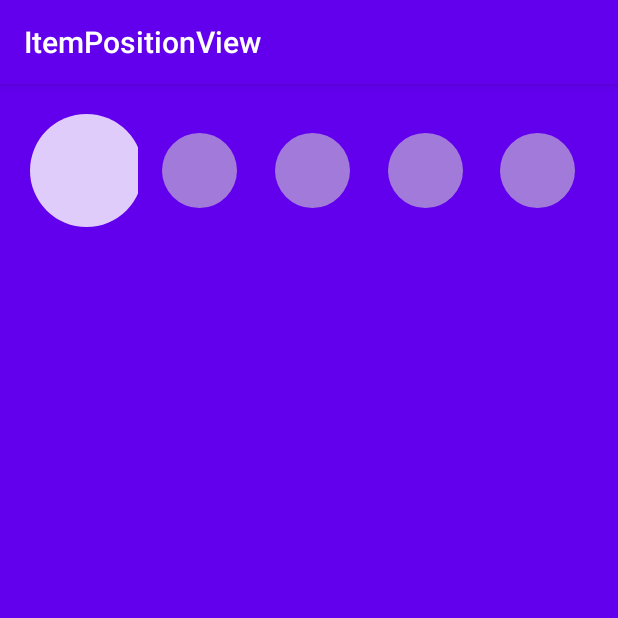
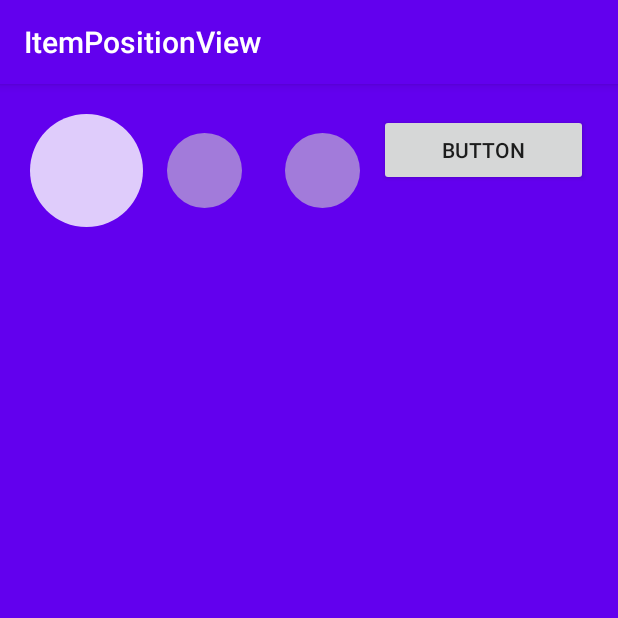
Before and after one commit to Nikola-Milovic/ItemPositionIndicatorView, an Android app: the screen it shows after launch (MainActivity), on a phone screen of 412 x 824 dp, the top half of it. Run offline under Robolectric (Android 15) with nearby library versions, the phone set to English and light mode, and no system bars.

```diff
--- a/app/src/main/java/com/nikolam/itempositionview/MainActivity.java
+++ b/app/src/main/java/com/nikolam/itempositionview/MainActivity.java
@@ -31,6 +31,6 @@ public class MainActivity extends AppCompatActivity {
     protected void onStart() {
         super.onStart();
 
-        indicators.setNumberOfIndicators(5);
+       // indicators.setNumberOfIndicators(5);
     }
 }
--- a/app/src/main/res/layout/activity_main.xml
+++ b/app/src/main/res/layout/activity_main.xml
@@ -11,6 +11,7 @@
 
     <com.nikolam.library.ItemPositionIndicatorView
         android:id="@+id/indicator"
+        app:indicator_count = "3"
         android:layout_width="wrap_content"
         android:layout_height="wrap_content" />
 
--- a/library/src/main/java/com/nikolam/library/ItemPositionIndicatorView.java
+++ b/library/src/main/java/com/nikolam/library/ItemPositionIndicatorView.java
@@ -1,6 +1,7 @@
 package com.nikolam.library;
 
 import android.content.Context;
+import android.content.res.TypedArray;
 import android.util.AttributeSet;
 import android.view.View;
 import android.widget.LinearLayout;
@@ -18,20 +19,52 @@ public class ItemPositionIndicatorView extends LinearLayout {
 
     private final List<IndicatorView> indicators = new ArrayList<>();
 
+    private int indicator_count = 0;
+
     private int current = 0;
 
     public ItemPositionIndicatorView(Context context) {
         super(context);
+        init(null);
     }
 
     public ItemPositionIndicatorView(Context context, @Nullable AttributeSet attrs) {
         super(context, attrs);
+        init(attrs);
     }
 
     public ItemPositionIndicatorView(Context context, @Nullable AttributeSet attrs, int defStyleAttr) {
         super(context, attrs, defStyleAttr);
+        init(attrs);
     }
 
+
+
+    private void init(@Nullable AttributeSet attrs){
+        TypedArray a = getContext().getTheme().obtainStyledAttributes(
+                attrs,
+                R.styleable.ItemPositionIndicatorView,
+                0, 0);
+
+
+        try{
+            indicator_count = a.getInteger(R.styleable.ItemPositionIndicatorView_indicator_count, 0);
+        } finally {
+            a.recycle();
+        }
+
+
+        this.setLayoutParams(new LayoutParams(LayoutParams.WRAP_CONTENT,
+                LayoutParams.WRAP_CONTENT));
+
+        setClipChildren(false);
+        setClipToPadding(false);
+
+        setupViews();
+
+        indicators.get(0).setIsCurrent();
+
+    }
 
     public void next(){
         if(current== indicators.size()-1){
@@ -44,28 +77,21 @@ public class ItemPositionIndicatorView extends LinearLayout {
     }
 
 
-    public void setNumberOfIndicators(int numberOfIndicators){
-        this.setLayoutParams(new LayoutParams(LayoutParams.WRAP_CONTENT,
-                LayoutParams.WRAP_CONTENT));
-
-        setClipChildren(false);
-        setClipToPadding(false);
-
+    public void setupViews(){
         indicators.clear();
         removeAllViews();
 
-        for(int i = 1; i <= numberOfIndicators; i++){
+        for(int i = 1; i <= indicator_count; i++){
             IndicatorView ind = createIndicator();
             indicators.add(ind);
             addView(ind);
 
-            if(numberOfIndicators > 1 && i != numberOfIndicators){
+            if(indicator_count > 1 && i != indicator_count){
                 View v = createSpace();
                 addView(v);
             }
         }
 
-        indicators.get(0).setIsCurrent();
     }
 
 
--- /dev/null
+++ b/library/src/main/res/values/attrs.xml
@@ -0,0 +1,6 @@
+<?xml version="1.0" encoding="utf-8"?>
+<resources>
+    <declare-styleable name="ItemPositionIndicatorView">
+        <attr name="indicator_count" format="integer" />
+    </declare-styleable>
+</resources>
```
